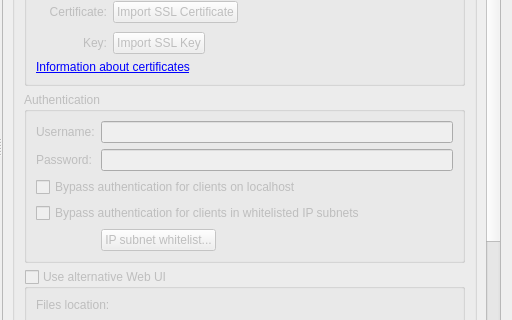
First picture: the form in src/gui/optionsdialog.ui, repository SysAdminDoc/qBittorrent-Vanced, before the edit; both pictures show x 267 to 779 and y 136 to 456 of the 779 by 591 pixel window.
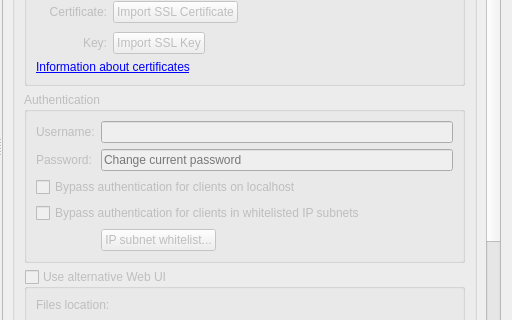
Second picture: the form after the edit. The open tabs and pages were chosen to show the change. Custom widgets are drawn as their Qt base class.

Commit message: Apply PBKDF2 when storing passwords

What changed in the file:
```diff
--- a/src/gui/optionsdialog.ui
+++ b/src/gui/optionsdialog.ui
@@ -3074,15 +3074,12 @@
                   </item>
                   <item row="3" column="1">
                    <widget class="QLineEdit" name="textWebUiPassword">
-                    <property name="text">
-                     <string/>
-                    </property>
-                    <property name="maxLength">
-                     <number>1000</number>
-                    </property>
                     <property name="echoMode">
                      <enum>QLineEdit::Password</enum>
                     </property>
+                    <property name="placeholderText">
+                     <string>Change current password</string>
+                    </property>
                    </widget>
                   </item>
                   <item row="4" column="0" colspan="2">
```
The commit also changes 12 other files.
